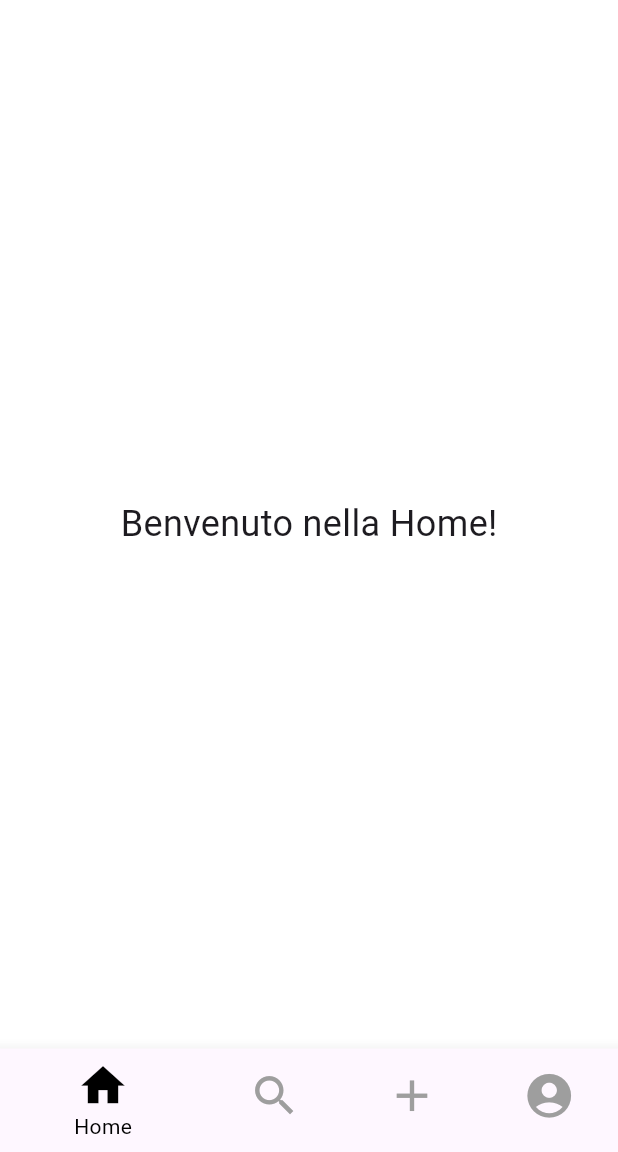
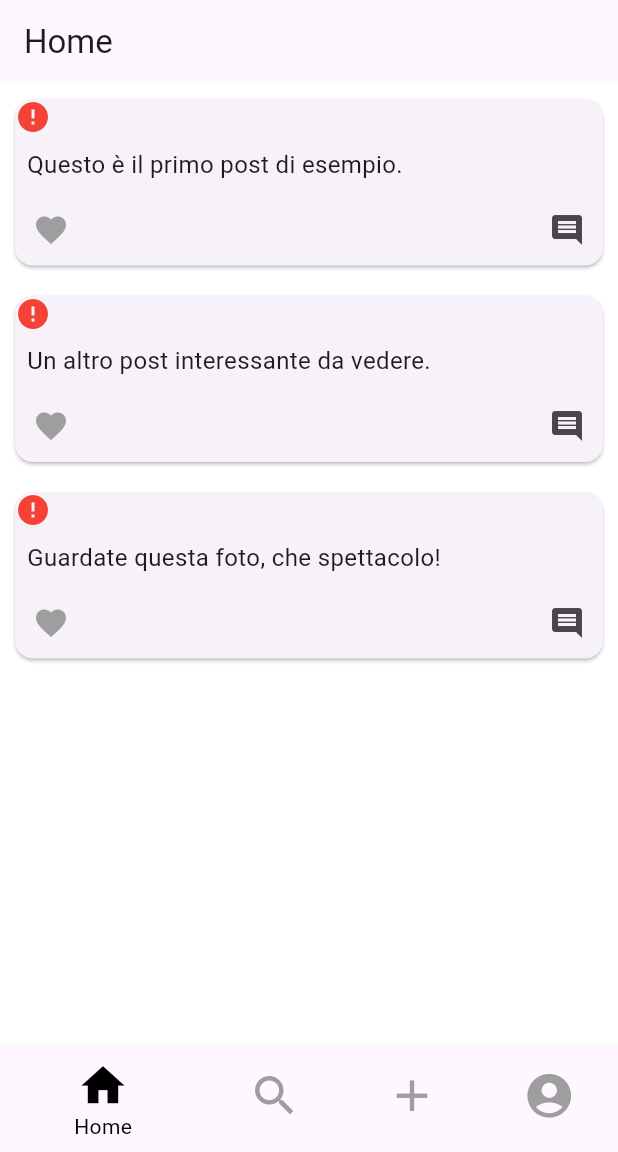
Before and after one commit to strumpac/CatConnect2, a Flutter app: the screen it shows after launch, on a phone screen of 412 x 824 dp, the part 84-1236 px from its top. Run offline on Flutter 3.47's test engine with Material 3 defaults, Android fonts, the phone set to English and light mode, and no system bars; our stand-ins replace shared_preferences; network calls fail.

Commit message:
implementato il widget per fare i post, per il momento vengono caricati da un file json

```diff
--- /dev/null
+++ b/FRONTEND/cat_connect/assets/posts.json
@@ -0,0 +1,20 @@
+[
+    {
+      "id": 1,
+      "username": "utente1",
+      "imageUrl": "https://upload.wikimedia.org/wikipedia/commons/thumb/9/9e/Ginger_european_cat.jpg/220px-Ginger_european_cat.jpg",
+      "description": "Questo è il primo post di esempio."
+    },
+    {
+      "id": 2,
+      "username": "utente2",
+      "imageUrl": "https://citynews-today.stgy.ovh/~media/horizontal-low/41646192056107/a-beautiful-fluffy-cat-of-the-siberian-breed-sits-2022-11-01-07-53-11-utc.jpg",
+      "description": "Un altro post interessante da vedere."
+    },
+    {
+      "id": 3,
+      "username": "utente3",
+      "imageUrl": "https://zampol.it/wp-content/uploads/2023/02/Caratteristiche_del_gatto-scaled.jpg",
+      "description": "Guardate questa foto, che spettacolo!"
+    }
+  ]
--- a/FRONTEND/cat_connect/lib/home.dart
+++ b/FRONTEND/cat_connect/lib/home.dart
@@ -1,12 +1,155 @@
+import 'dart:convert';
 import 'package:flutter/material.dart';
+import 'package:flutter/services.dart' show rootBundle;
+import 'package:shared_preferences/shared_preferences.dart';
 
-class HomeScreen extends StatelessWidget {
+class HomeScreen extends StatefulWidget {
+  @override
+  _HomeScreenState createState() => _HomeScreenState();
+}
+
+class _HomeScreenState extends State<HomeScreen> {
+  List<dynamic> posts = [];
+
+  @override
+  void initState() {
+    super.initState();
+    loadPosts();
+  }
+
+  //metodo che carica i post
+  Future<void> loadPosts() async {
+    final String response = await rootBundle.loadString('assets/posts.json');
+    setState(() {
+      posts = jsonDecode(response).map((post) {
+        post['liked'] = false;
+        return post;
+      }).toList();
+    });
+  }
+
+  //metodo per mettere e togliere i like dai post
+  Future<void> toggleLike(int index) async {
+    final prefs = await SharedPreferences.getInstance();
+    final likedPosts = prefs.getStringList('likedPosts') ?? [];
+    final postId = posts[index]['id'].toString();
+
+    setState(() {
+      if (likedPosts.contains(postId)) {
+        likedPosts.remove(postId);
+        posts[index]['liked'] = false;
+      } else {
+        likedPosts.add(postId);
+        posts[index]['liked'] = true;
+      }
+    });
+
+    await prefs.setStringList('likedPosts', likedPosts);
+  }
+
+  //metodo per aggiungere i commenti
+  Future<void> addComment(int index, String comment) async {
+    final prefs = await SharedPreferences.getInstance();
+    final postId = posts[index]['id'].toString();
+    final comments = prefs.getStringList('comments_$postId') ?? [];
+
+    comments.add(comment);
+    await prefs.setStringList('comments_$postId', comments);
+    setState(() {});
+  }
+
   @override
   Widget build(BuildContext context) {
-    return Center(
-      child: Text(
-        'Benvenuto nella Home!',
-        style: TextStyle(fontSize: 24),
+    return Scaffold(
+      appBar: AppBar(title: Text('Home')),
+      body: ListView.builder(
+        //iterazione per mettere tutti i post
+        itemCount: posts.length,
+        itemBuilder: (context, index) {
+          final post = posts[index];
+          return Card(
+            margin: EdgeInsets.all(10),
+            child: Column(
+              crossAxisAlignment: CrossAxisAlignment.start,
+              children: [
+                //immagine
+                Image.network(
+                  post['imageUrl'],
+                  errorBuilder: (context, error, stackTrace) {
+                    return Icon(Icons.error, color: Colors.red);
+                  },
+                ),
+                //descrizione del post
+                Padding(
+                  padding: const EdgeInsets.all(8.0),
+                  child:
+                      Text(post['description'], style: TextStyle(fontSize: 16)),
+                ),
+                Row(
+                  mainAxisAlignment: MainAxisAlignment.spaceBetween,
+                  children: [
+                    //like
+                    IconButton(
+                      icon: Icon(Icons.favorite),
+                      color: post['liked'] == true
+                          ? Colors.pinkAccent
+                          : Colors.grey,
+                      onPressed: () => toggleLike(index),
+                    ),
+                    //commento
+                    IconButton(
+                      icon: Icon(Icons.comment),
+                      onPressed: () {
+                        showDialog(
+                          context: context,
+                          builder: (context) {
+                            TextEditingController commentController =
+                                TextEditingController();
+                            return AlertDialog(
+                              title: Text('Aggiungi un commento'),
+                              content: TextField(
+                                controller: commentController,
+                                decoration:
+                                    InputDecoration(hintText: 'Scrivi qui...'),
+                              ),
+                              actions: [
+                                TextButton(
+                                  onPressed: () => Navigator.pop(context),
+                                  child: Text('Annulla'),
+                                ),
+                                ElevatedButton(
+                                  onPressed: () {
+                                    addComment(index, commentController.text);
+                                    Navigator.pop(context);
+                                  },
+                                  child: Text('Invia'),
+                                )
+                              ],
+                            );
+                          },
+                        );
+                      },
+                    )
+                  ],
+                ),
+                FutureBuilder<List<String>>(
+                  future: SharedPreferences.getInstance().then(
+                    (prefs) =>
+                        prefs.getStringList('comments_${post['id']}') ?? [],
+                  ),
+                  builder: (context, snapshot) { // lo snapshot contiene il risultato del future
+                    if (!snapshot.hasData) return SizedBox.shrink(); //se snapshot.hasData è false restituisce una sized box vuota
+                    return Column(
+                      children: snapshot.data!
+                          .map((comment) => ListTile(title: Text(comment)))
+                          .toList(),
+                    );
+                  },
+                )
+              ],
+            ),
+          );
+        },
       ),
     );
   }
--- a/FRONTEND/cat_connect/pubspec.yaml
+++ b/FRONTEND/cat_connect/pubspec.yaml
@@ -35,6 +35,8 @@ dependencies:
   # The following adds the Cupertino Icons font to your application.
   # Use with the CupertinoIcons class for iOS style icons.
   cupertino_icons: ^1.0.8
+  http: ^1.3.0
+  shared_preferences: ^2.5.2
 
 dev_dependencies:
   flutter_test:
@@ -59,8 +61,8 @@ flutter:
   uses-material-design: true
 
   # To add assets to your application, add an assets section, like this:
-  # assets:
-  #   - images/a_dot_burr.jpeg
+  assets:
+   - assets/posts.json
   #   - images/a_dot_ham.jpeg
 
   # An image asset can refer to one or more resolution-specific "variants", see
```
Also changed, not shown: FRONTEND/cat_connect/pubspec.lock, 2 other files.
